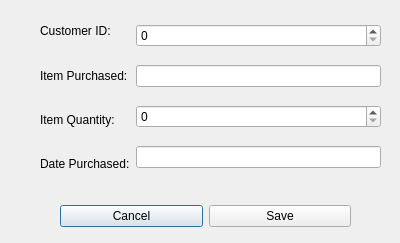
Above: edittransactiondialog.ui from miabrielle/GroceryPOS before the change. Below: the same form after it.
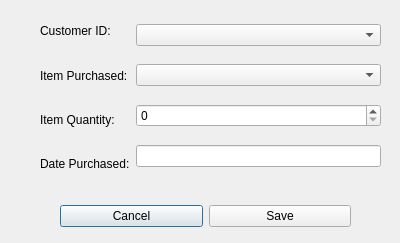
That is the form after the change.

```diff
--- a/edittransactiondialog.ui
+++ b/edittransactiondialog.ui
@@ -58,10 +58,10 @@
     <item>
      <layout class="QVBoxLayout" name="verticalLayout_2">
       <item>
-       <widget class="QSpinBox" name="customerIDField"/>
+       <widget class="QComboBox" name="customerIDInput"/>
       </item>
       <item>
-       <widget class="QLineEdit" name="itemPurchasedField"/>
+       <widget class="QComboBox" name="itemPurchasedInput"/>
       </item>
       <item>
        <widget class="QSpinBox" name="quantityPurchasedField"/>
```
